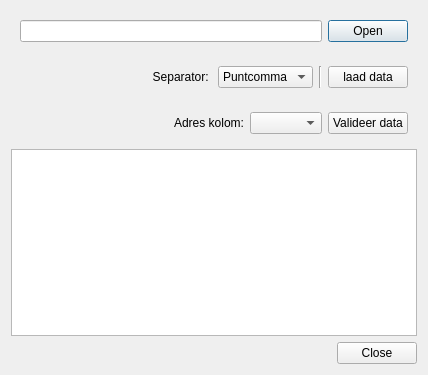
The window that ui_geopunt4QgisBatchGeoCode.ui (warrieka/geopunt4Qgis) describes before a commit, drawn with Qt 5.
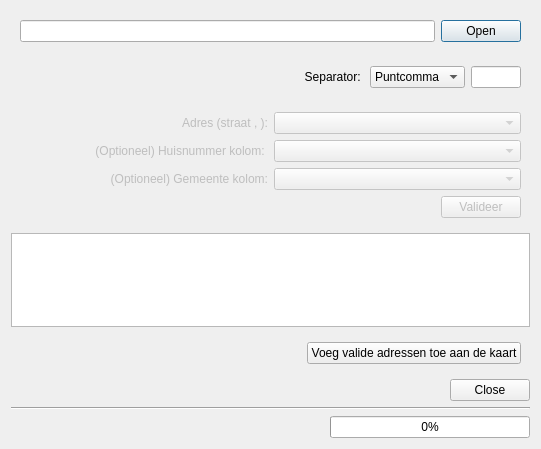
The same window after the commit. Icons and pictures are not drawn.

Commit message: create progress indicator for BatchGeoCode

```diff
--- a/ui_geopunt4QgisBatchGeoCode.ui
+++ b/ui_geopunt4QgisBatchGeoCode.ui
@@ -6,12 +6,16 @@
    <rect>
     <x>0</x>
     <y>0</y>
-    <width>428</width>
-    <height>375</height>
+    <width>541</width>
+    <height>449</height>
    </rect>
   </property>
   <property name="windowTitle">
-   <string>Dialog</string>
+   <string>Batch geocodeer adressen</string>
+  </property>
+  <property name="windowIcon">
+   <iconset resource="resources.qrc">
+    <normaloff>:/plugins/geopunt4Qgis/images/geopuntSmal.png</normaloff>:/plugins/geopunt4Qgis/images/geopuntSmal.png</iconset>
   </property>
   <layout class="QVBoxLayout" name="verticalLayout">
    <item>
@@ -56,7 +60,7 @@
     <widget class="QWidget" name="delimWgt" native="true">
      <layout class="QHBoxLayout" name="horizontalLayout_2">
       <item>
-       <widget class="QLabel" name="label">
+       <widget class="QLabel" name="label_1">
         <property name="sizePolicy">
          <sizepolicy hsizetype="Expanding" vsizetype="Maximum">
           <horstretch>0</horstretch>
@@ -94,19 +98,32 @@
           <string>Tab</string>
          </property>
         </item>
-       </widget>
-      </item>
       <item>
-       <widget class="Line" name="line">
-        <property name="orientation">
-         <enum>Qt::Vertical</enum>
-        </property>
+         <property name="text">
+          <string>Ander: </string>
+         </property>
+        </item>
        </widget>
       </item>
       <item>
-       <widget class="QPushButton" name="loadBtn">
+       <widget class="QLineEdit" name="delimEdit">
+        <property name="sizePolicy">
+         <sizepolicy hsizetype="Minimum" vsizetype="Fixed">
+          <horstretch>0</horstretch>
+          <verstretch>0</verstretch>
+         </sizepolicy>
+        </property>
+        <property name="maximumSize">
+         <size>
+          <width>50</width>
+          <height>16777215</height>
+         </size>
+        </property>
         <property name="text">
-         <string>laad data</string>
+         <string/>
+        </property>
+        <property name="alignment">
+         <set>Qt::AlignCenter</set>
         </property>
        </widget>
       </item>
@@ -114,8 +131,19 @@
     </widget>
    </item>
    <item>
-    <widget class="QWidget" name="widget" native="true">
-     <layout class="QHBoxLayout" name="horizontalLayout_3">
+    <widget class="QWidget" name="adresWgt" native="true">
+     <property name="enabled">
+      <bool>false</bool>
+     </property>
+     <property name="sizePolicy">
+      <sizepolicy hsizetype="Preferred" vsizetype="Minimum">
+       <horstretch>0</horstretch>
+       <verstretch>0</verstretch>
+      </sizepolicy>
+     </property>
+     <layout class="QVBoxLayout" name="verticalLayout_2">
+      <item>
+       <layout class="QHBoxLayout" name="horizontalLayout_4">
       <item>
        <widget class="QLabel" name="label_2">
         <property name="sizePolicy">
@@ -125,7 +153,7 @@
          </sizepolicy>
         </property>
         <property name="text">
-         <string>Adres kolom:</string>
+           <string>Adres (straat &lt;huisnr&gt;, &lt;gemeente&gt;):</string>
         </property>
         <property name="alignment">
          <set>Qt::AlignRight|Qt::AlignTrailing|Qt::AlignVCenter</set>
@@ -133,7 +161,78 @@
        </widget>
       </item>
       <item>
-       <widget class="QComboBox" name="adresColSelect"/>
+         <widget class="QComboBox" name="adresColSelect">
+          <property name="sizePolicy">
+           <sizepolicy hsizetype="Expanding" vsizetype="Preferred">
+            <horstretch>0</horstretch>
+            <verstretch>0</verstretch>
+           </sizepolicy>
+          </property>
+         </widget>
+        </item>
+       </layout>
+      </item>
+      <item>
+       <layout class="QHBoxLayout" name="horizontalLayout_6">
+        <item>
+         <widget class="QLabel" name="label_3">
+          <property name="text">
+           <string>(Optioneel) Huisnummer kolom: </string>
+          </property>
+          <property name="alignment">
+           <set>Qt::AlignRight|Qt::AlignTrailing|Qt::AlignVCenter</set>
+          </property>
+         </widget>
+        </item>
+        <item>
+         <widget class="QComboBox" name="huisnrSelect"/>
+        </item>
+       </layout>
+      </item>
+      <item>
+       <layout class="QHBoxLayout" name="horizontalLayout_3">
+        <item>
+         <widget class="QLabel" name="label">
+          <property name="sizePolicy">
+           <sizepolicy hsizetype="Expanding" vsizetype="Preferred">
+            <horstretch>0</horstretch>
+            <verstretch>0</verstretch>
+           </sizepolicy>
+          </property>
+          <property name="text">
+           <string>(Optioneel) Gemeente kolom:</string>
+          </property>
+          <property name="alignment">
+           <set>Qt::AlignRight|Qt::AlignTrailing|Qt::AlignVCenter</set>
+          </property>
+         </widget>
+        </item>
+        <item>
+         <widget class="QComboBox" name="gemeenteColSelect">
+          <property name="sizePolicy">
+           <sizepolicy hsizetype="Expanding" vsizetype="Fixed">
+            <horstretch>0</horstretch>
+            <verstretch>0</verstretch>
+           </sizepolicy>
+          </property>
+         </widget>
+        </item>
+       </layout>
+      </item>
+      <item>
+       <layout class="QHBoxLayout" name="horizontalLayout_5">
+        <item>
+         <spacer name="horizontalSpacer">
+          <property name="orientation">
+           <enum>Qt::Horizontal</enum>
+          </property>
+          <property name="sizeHint" stdset="0">
+           <size>
+            <width>40</width>
+            <height>20</height>
+           </size>
+          </property>
+         </spacer>
       </item>
       <item>
        <widget class="QPushButton" name="validateBtn">
@@ -143,16 +242,60 @@
           <verstretch>0</verstretch>
          </sizepolicy>
         </property>
+          <property name="maximumSize">
+           <size>
+            <width>120</width>
+            <height>16777215</height>
+           </size>
+          </property>
         <property name="text">
-         <string>Valideer data</string>
+           <string>Valideer</string>
         </property>
        </widget>
       </item>
      </layout>
+      </item>
+     </layout>
     </widget>
    </item>
    <item>
-    <widget class="QTableWidget" name="outPutTbl"/>
+    <widget class="QTableWidget" name="outPutTbl">
+     <property name="selectionMode">
+      <enum>QAbstractItemView::ExtendedSelection</enum>
+     </property>
+     <property name="selectionBehavior">
+      <enum>QAbstractItemView::SelectRows</enum>
+     </property>
+     <property name="sortingEnabled">
+      <bool>true</bool>
+     </property>
+    </widget>
+   </item>
+   <item>
+    <widget class="QWidget" name="buttonWgt" native="true">
+     <layout class="QHBoxLayout" name="horizontalLayout_7">
+      <item>
+       <spacer name="horizontalSpacer_2">
+        <property name="orientation">
+         <enum>Qt::Horizontal</enum>
+        </property>
+        <property name="sizeHint" stdset="0">
+         <size>
+          <width>40</width>
+          <height>20</height>
+         </size>
+        </property>
+       </spacer>
+      </item>
+      <item>
+       <widget class="QPushButton" name="addToMapKnop">
+        <property name="text">
+         <string>Voeg valide adressen toe aan de kaart</string>
+        </property>
+       </widget>
+      </item>
+     </layout>
+    </widget>
    </item>
    <item>
     <widget class="QDialogButtonBox" name="buttonBox">
@@ -164,12 +307,75 @@
      </property>
     </widget>
    </item>
+   <item>
+    <widget class="Line" name="line">
+     <property name="orientation">
+      <enum>Qt::Horizontal</enum>
+     </property>
+    </widget>
+   </item>
+   <item>
+    <widget class="QWidget" name="statusBar" native="true">
+     <property name="autoFillBackground">
+      <bool>false</bool>
+     </property>
+     <layout class="QHBoxLayout" name="horizontalLayout_8">
+      <property name="margin">
+       <number>0</number>
+      </property>
+      <item>
+       <widget class="QLabel" name="statusMsg">
+        <property name="frameShape">
+         <enum>QFrame::NoFrame</enum>
+        </property>
+        <property name="text">
+         <string/>
+        </property>
+        <property name="alignment">
+         <set>Qt::AlignRight|Qt::AlignTrailing|Qt::AlignVCenter</set>
+        </property>
+       </widget>
+      </item>
+      <item>
+       <widget class="QProgressBar" name="statusProgress">
+        <property name="sizePolicy">
+         <sizepolicy hsizetype="Fixed" vsizetype="Fixed">
+          <horstretch>0</horstretch>
+          <verstretch>0</verstretch>
+         </sizepolicy>
+        </property>
+        <property name="minimumSize">
+         <size>
+          <width>200</width>
+          <height>0</height>
+         </size>
+        </property>
+        <property name="maximum">
+         <number>10</number>
+        </property>
+        <property name="value">
+         <number>0</number>
+        </property>
+        <property name="textVisible">
+         <bool>true</bool>
+        </property>
+        <property name="invertedAppearance">
+         <bool>false</bool>
+        </property>
+       </widget>
+      </item>
+     </layout>
+    </widget>
+   </item>
   </layout>
   <zorder>buttonBox</zorder>
   <zorder>outPutTbl</zorder>
   <zorder>inputWgt</zorder>
   <zorder>delimWgt</zorder>
-  <zorder>widget</zorder>
+  <zorder>adresWgt</zorder>
+  <zorder>buttonWgt</zorder>
+  <zorder>statusBar</zorder>
+  <zorder>line</zorder>
  </widget>
  <resources/>
  <connections>
```
Left out of the diff: 4 changed lines with no effect on the pictures. Lines whose indentation alone changed are shown as unchanged. The commit also changes 12 other files.
